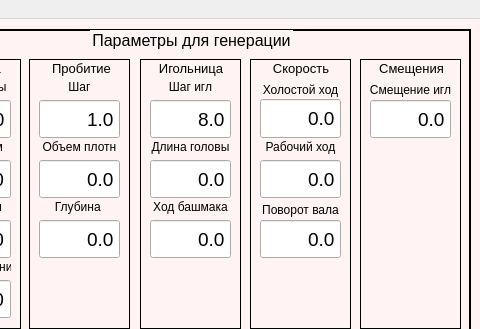
Qt form design/ui_files/main.ui (kotov-ak/npm_gcode) before a commit; both pictures show x 400 to 880 and y 0 to 329 of the 880 by 560 pixel window.
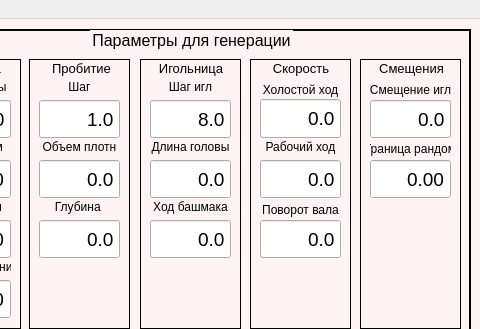
The same form after that commit. Icons and pictures are not drawn.

Commit message: New field and label for random

Diff of the .ui file:
```diff
--- a/design/ui_files/main.ui
+++ b/design/ui_files/main.ui
@@ -967,6 +967,58 @@
        <set>Qt::AlignCenter</set>
       </property>
      </widget>
+     <widget class="QDoubleSpinBox" name="random_border">
+      <property name="geometry">
+       <rect>
+        <x>10</x>
+        <y>100</y>
+        <width>81</width>
+        <height>40</height>
+       </rect>
+      </property>
+      <property name="font">
+       <font>
+        <family>Arial</family>
+        <pointsize>14</pointsize>
+       </font>
+      </property>
+      <property name="alignment">
+       <set>Qt::AlignRight|Qt::AlignTrailing|Qt::AlignVCenter</set>
+      </property>
+      <property name="buttonSymbols">
+       <enum>QAbstractSpinBox::NoButtons</enum>
+      </property>
+      <property name="decimals">
+       <number>2</number>
+      </property>
+      <property name="maximum">
+       <double>0.500000000000000</double>
+      </property>
+      <property name="singleStep">
+       <double>0.050000000000000</double>
+      </property>
+     </widget>
+     <widget class="QLabel" name="random_border_lbl">
+      <property name="geometry">
+       <rect>
+        <x>10</x>
+        <y>80</y>
+        <width>81</width>
+        <height>20</height>
+       </rect>
+      </property>
+      <property name="font">
+       <font>
+        <family>Arial</family>
+       </font>
+      </property>
+      <property name="text">
+       <string>Граница рандом</string>
+      </property>
+      <property name="alignment">
+       <set>Qt::AlignCenter</set>
+      </property>
+     </widget>
     </widget>
    </widget>
    <widget class="QGroupBox" name="punch_settings_group">
```
The commit also changes 1 other file.
